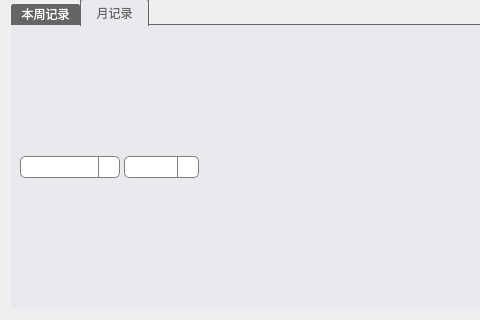
Above: gui/statisWidget.ui from WatsonJay/tomato_farm before the change; both pictures show x 0 to 480 and y 221 to 541 of the 886 by 541 pixel window. Below: the same form after it.
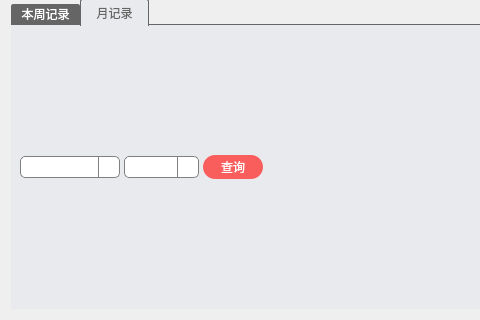
That is the form after the change. The open tabs and pages were chosen to show the change. Icons and pictures are not drawn.

```diff
--- a/gui/statisWidget.ui
+++ b/gui/statisWidget.ui
@@ -870,6 +870,33 @@
              </property>
             </widget>
            </item>
+           <item>
+            <widget class="QPushButton" name="searchButton">
+             <property name="minimumSize">
+              <size>
+               <width>60</width>
+               <height>24</height>
+              </size>
+             </property>
+             <property name="maximumSize">
+              <size>
+               <width>60</width>
+               <height>24</height>
+              </size>
+             </property>
+             <property name="font">
+              <font>
+               <family>Microsoft YaHei UI</family>
+              </font>
+             </property>
+             <property name="styleSheet">
+              <string notr="true">color:white</string>
+             </property>
+             <property name="text">
+              <string>查询</string>
+             </property>
+            </widget>
+           </item>
            <item>
             <spacer name="horizontalSpacer_4">
              <property name="orientation">
```
